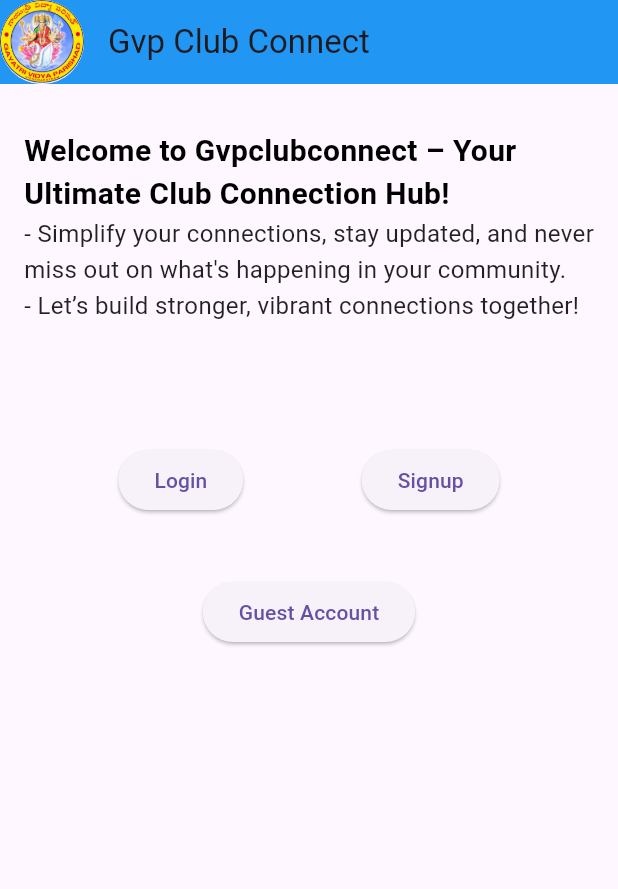
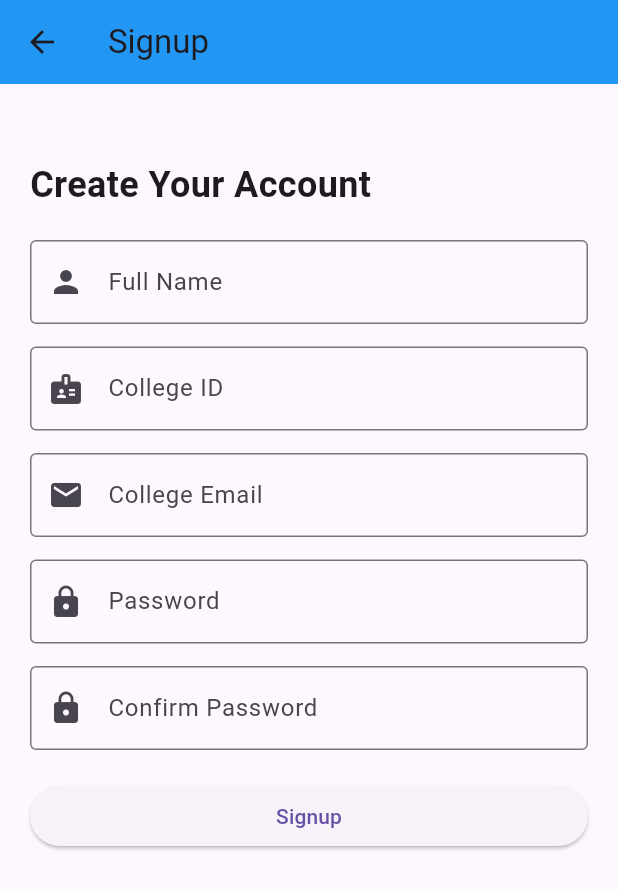
Before and after one commit to sriram20038/gvp_club_connect, a Flutter app: the screen it shows after launch, after a tap on "Signup", on a phone screen of 412 x 824 dp. Shown: the top 889 px of the screen. Run offline on Flutter 3.47's test engine with Material 3 defaults, Android fonts, the phone set to English and light mode, and no system bars.

Commit message:
added login and signup pages

```diff
--- a/lib/main.dart
+++ b/lib/main.dart
@@ -1,4 +1,7 @@
 import 'package:flutter/material.dart';
+import 'login.dart';  // Import Login Page
+import 'signup.dart'; // Import Signup Page
+import 'guest_account.dart';  // Import Guest Page
 
 void main() {
   runApp(const MyApp());
@@ -10,7 +13,15 @@
   @override
   Widget build(BuildContext context) {
     return MaterialApp(
-      home: Scaffold(
+      home: HomeScreen(),
+    );
+  }
+}
+
+class HomeScreen extends StatelessWidget {
+  @override
+  Widget build(BuildContext context) {
+    return Scaffold(
       appBar: AppBar(
         leading: CircleAvatar(
           backgroundImage: AssetImage('images/logo.jpg'),
@@ -19,7 +30,6 @@
         title: Text("Gvp Club Connect"),
       ),
       body: SingleChildScrollView(
-          // Enables vertical scrolling
         child: Column(
           crossAxisAlignment: CrossAxisAlignment.start,
           children: [
@@ -35,7 +45,7 @@
                 ),
                 textAlign: TextAlign.left,
               ),
-              ), //text
+            ),
             Padding(
               padding: const EdgeInsets.symmetric(horizontal: 16.0),
               child: Text(
@@ -47,28 +57,44 @@
                   color: Colors.black87,
                 ),
               ),
-              ), //text
+            ),
             SizedBox(height: 80),
             Row(
               mainAxisAlignment: MainAxisAlignment.spaceEvenly,
               children: [
                 ElevatedButton(
-                    onPressed: () {},
+                  onPressed: () {
+                    Navigator.push(
+                      context,
+                      MaterialPageRoute(builder: (context) => LoginPage()),
+                    );
+                  },
                   child: Text("Login"),
-                  ), //login button
+                ),
                 ElevatedButton(
-                    onPressed: () {},
+                  onPressed: () {
+                    Navigator.push(
+                      context,
+                      MaterialPageRoute(builder: (context) => SignupPage()),
+                    );
+                  },
                   child: Text("Signup"),
-                  ), //Signup button
+                ),
               ],
-              ), //login and signup buttons
+            ),
             SizedBox(height: 40),
             Center(
               child: ElevatedButton(
-                      onPressed: () {},
-                      child: Text("Guest Account"))) //Guest account button
+                onPressed: () {
+                  Navigator.push(
+                    context,
+                    MaterialPageRoute(builder: (context) => GuestPage()),
+                  );
+                },
+                child: Text("Guest Account"),
+              ),
+            ),
           ],
-          ),
         ),
       ),
     );
--- /dev/null
+++ b/lib/signup.dart
@@ -0,0 +1,98 @@
+import 'package:flutter/material.dart';
+
+class SignupPage extends StatelessWidget {
+  @override
+  Widget build(BuildContext context) {
+    return Scaffold(
+      appBar: AppBar(
+        title: Text("Signup"),
+        backgroundColor: Colors.blue,
+      ),
+      body: SingleChildScrollView(
+        child: Padding(
+          padding: const EdgeInsets.all(20.0),
+          child: Column(
+            crossAxisAlignment: CrossAxisAlignment.start,
+            children: [
+              SizedBox(height: 30), // Space from top
+
+              // Title
+              Text(
+                "Create Your Account",
+                style: TextStyle(fontSize: 24, fontWeight: FontWeight.bold),
+              ),
+              SizedBox(height: 20),
+
+              // Name Field
+              TextField(
+                decoration: InputDecoration(
+                  labelText: "Full Name",
+                  prefixIcon: Icon(Icons.person),
+                  border: OutlineInputBorder(),
+                ),
+                keyboardType: TextInputType.name,
+              ),
+              SizedBox(height: 15),
+
+              // College ID Field
+              TextField(
+                decoration: InputDecoration(
+                  labelText: "College ID",
+                  prefixIcon: Icon(Icons.badge),
+                  border: OutlineInputBorder(),
+                ),
+                keyboardType: TextInputType.number,
+              ),
+              SizedBox(height: 15),
+
+              // College Email Field
+              TextField(
+                decoration: InputDecoration(
+                  labelText: "College Email",
+                  prefixIcon: Icon(Icons.email),
+                  border: OutlineInputBorder(),
+                ),
+                keyboardType: TextInputType.emailAddress,
+              ),
+              SizedBox(height: 15),
+
+              // Password Field
+              TextField(
+                obscureText: true,
+                decoration: InputDecoration(
+                  labelText: "Password",
+                  prefixIcon: Icon(Icons.lock),
+                  border: OutlineInputBorder(),
+                ),
+              ),
+              SizedBox(height: 15),
+
+              // Confirm Password Field
+              TextField(
+                obscureText: true,
+                decoration: InputDecoration(
+                  labelText: "Confirm Password",
+                  prefixIcon: Icon(Icons.lock),
+                  border: OutlineInputBorder(),
+                ),
+              ),
+              SizedBox(height: 20),
+
+              // Signup Button
+              SizedBox(
+                width: double.infinity,
+                child: ElevatedButton(
+                  onPressed: () {
+                    // Signup logic
+                  },
+                  child: Text("Signup"),
+                ),
+              ),
+              SizedBox(height: 30),
+            ],
+          ),
+        ),
+      ),
+    );
+  }
+}
```
Also changed, not shown: lib/guest_account.dart (added, +16 -0 lines), lib/login.dart (added, +88 -0 lines). Lines whose indentation alone changed are shown as unchanged.
